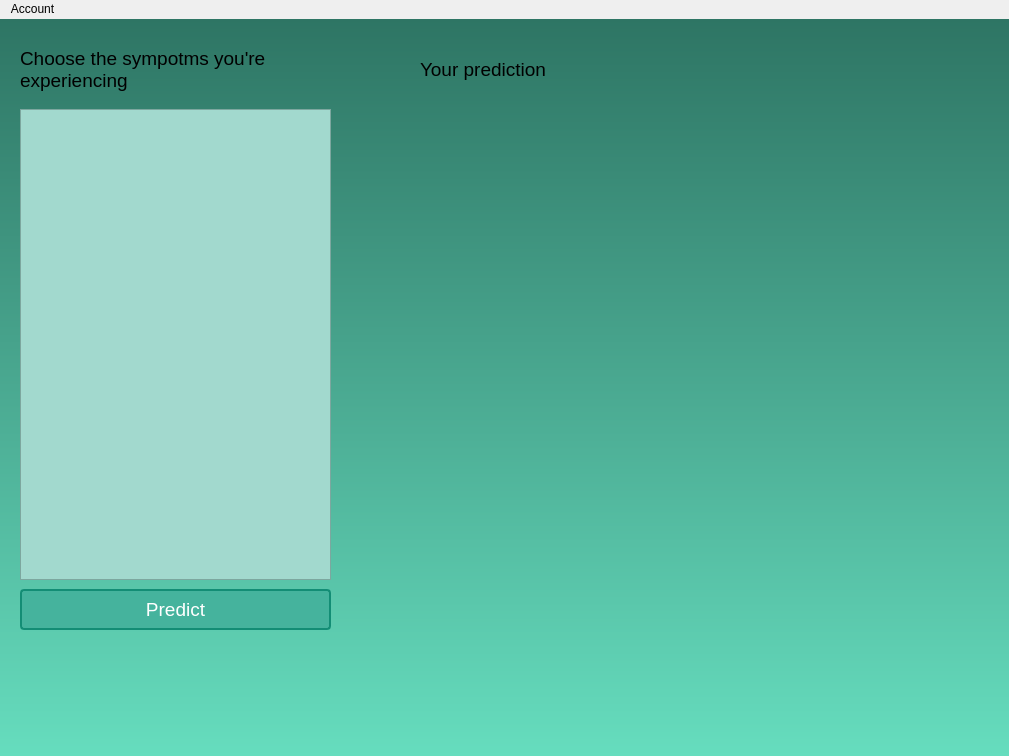
Qt form ui/main_window.ui (Maximusrain/se_project_23-24) before a commit.
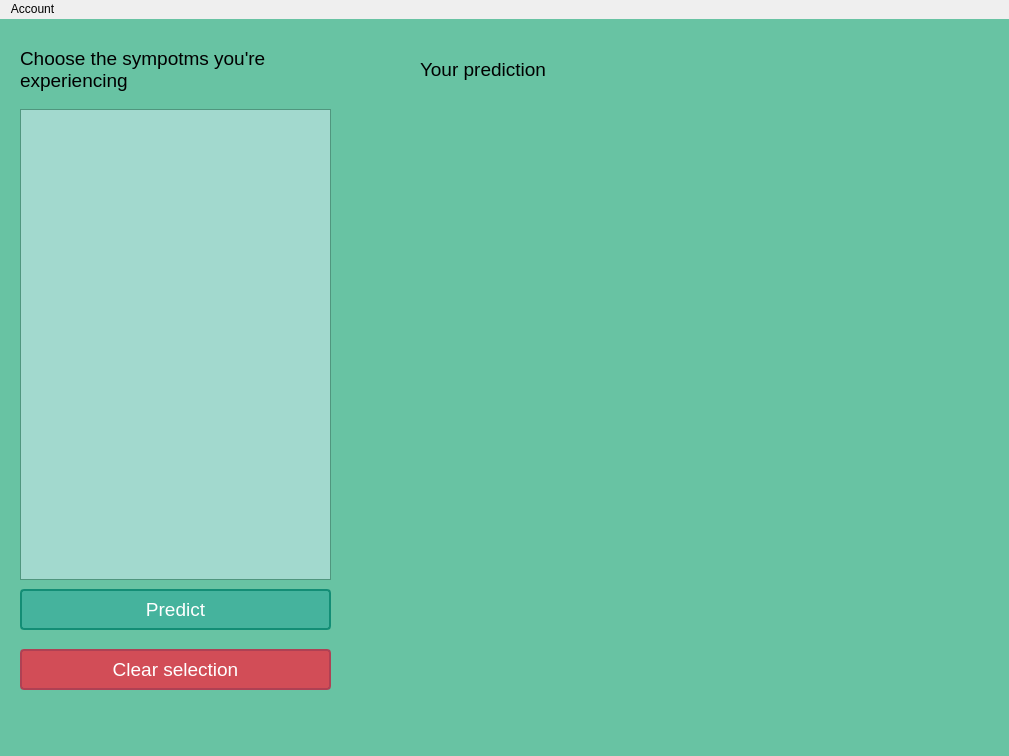
The same form after that commit.

Commit message: Added unit tests for model, database and email validation. Added button to clear the symptom selection. Fixed typos in the dataset that caused an error.

```diff
--- a/ui/main_window.ui
+++ b/ui/main_window.ui
@@ -18,7 +18,7 @@
   </property>
   <widget class="QWidget" name="centralwidget">
    <property name="styleSheet">
-    <string notr="true">background-color: qlineargradient(spread:pad, x1:0, y1:0, x2:0, y2:1, stop:0 rgba(46, 117, 100, 255), stop:1 rgba(102, 221, 190, 255))</string>
+    <string notr="true">background-color: #68c3a3</string>
    </property>
    <widget class="QLabel" name="label">
     <property name="geometry">
@@ -57,7 +57,6 @@
      <string notr="true">QScrollArea {
     font-size: 11pt;
 	font-family: &quot;Century Gothic&quot;;
-	background-color: #A2D9CE;
 }
 </string>
     </property>
@@ -149,6 +148,39 @@
      <bool>true</bool>
     </property>
    </widget>
+   <widget class="QPushButton" name="pushButton_2">
+    <property name="geometry">
+     <rect>
+      <x>20</x>
+      <y>630</y>
+      <width>311</width>
+      <height>41</height>
+     </rect>
+    </property>
+    <property name="styleSheet">
+     <string notr="true">QPushButton {
+    background-color: #d24d57; /* Green background color */
+    border: 2px solid #af4154; /* Border color */
+    color: #ffffff; /* Text color */
+    padding: 8px 16px; /* Padding */
+    border-radius: 4px; /* Border radius */
+    font-family: &quot;Century Gothic&quot;;
+    font-size: 14pt; /* Font size */
+}
+
+QPushButton:hover {
+    background-color: #f1828d; 
+}
+
+QPushButton:pressed {
+    background-color: #96281b; /* Clicked background color */
+}
+</string>
+    </property>
+    <property name="text">
+     <string>Clear selection</string>
+    </property>
+   </widget>
   </widget>
   <widget class="QMenuBar" name="menubar">
    <property name="geometry">
```
The commit also changes 8 other files.
